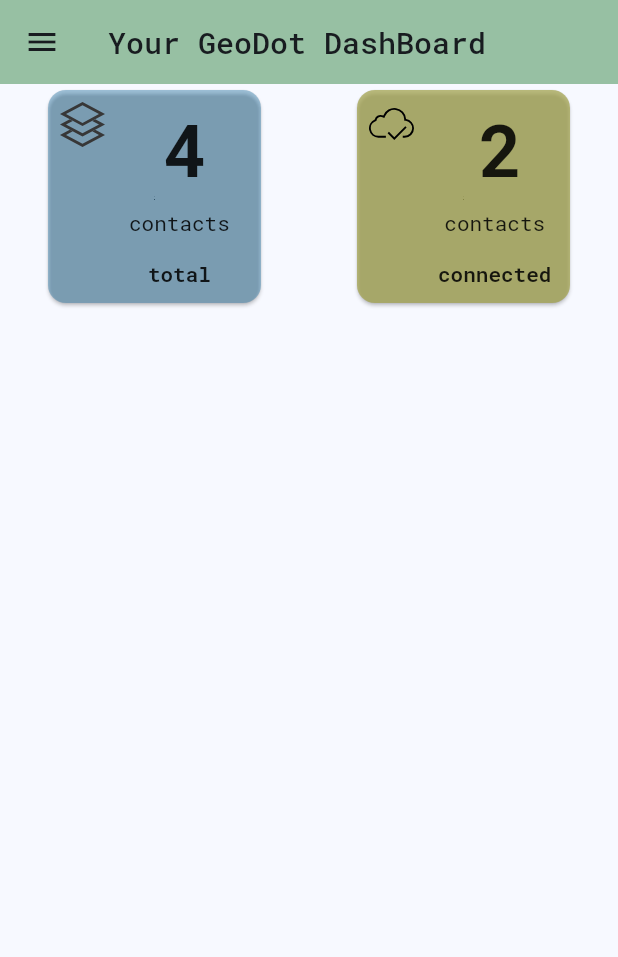
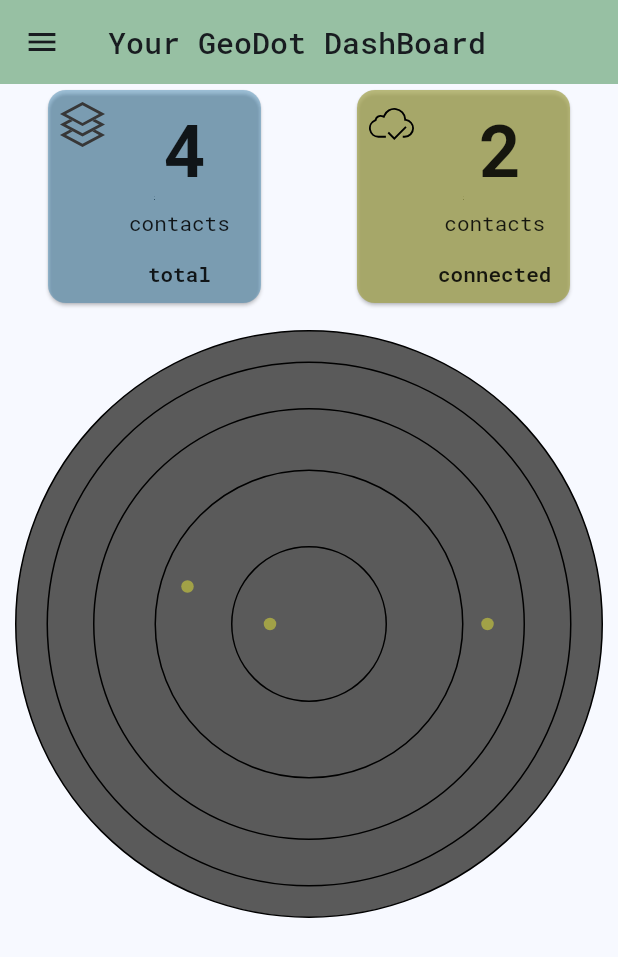
Before and after one commit to sona-user-369/GeoDot, a Flutter app: the DashBoardPage screen opened by its route, on a phone screen of 412 x 824 dp. Shown: the top 957 px of the screen. Run offline on Flutter 3.47's test engine with Material 2 defaults, Android fonts, the phone set to English and light mode, and no system bars; our stand-ins replace another_flutter_splash_screen, fluro, flutter_secure_storage, flutter_svg, get, google_fonts; accounts and stored records are empty.

Commit message:
update pages

```diff
--- a/lib/screens/dashboard.dart
+++ b/lib/screens/dashboard.dart
@@ -1,4 +1,5 @@
 import 'package:flutter_svg/svg.dart';
+import 'package:geodot/utils/constants.dart';
 import 'package:geodot/widgets/box_card_dash.dart';
 import 'package:geodot/widgets/box_drawer.dart';
 import 'package:get/get.dart';
@@ -8,7 +9,6 @@ import '../controllers/dashboard_controller.dart';
 import '../utils/colors.dart';
 import '../utils/images.dart';
 
-
 class DashBoardPage extends StatefulWidget {
   const DashBoardPage({super.key});
 
@@ -17,8 +17,7 @@ class DashBoardPage extends StatefulWidget {
 }
 
 class _DashBoardPageState extends State<DashBoardPage> {
-
-  late DashBoardController controller ;
+  late DashBoardController controller;
 
   @override
   void initState() {
@@ -31,7 +30,7 @@ class _DashBoardPageState extends State<DashBoardPage> {
   Widget build(BuildContext context) {
     return GetBuilder(
         init: controller,
-        builder: (controller){
+        builder: (controller) {
           return SafeArea(
               child: Scaffold(
             appBar: AppBar(
@@ -48,21 +47,114 @@ class _DashBoardPageState extends State<DashBoardPage> {
                       backgroundColor: ColorPicker.primary.withOpacity(0.4),
                       title: '4',
                       subtitle: 'total',
-                         logo: SvgPicture.asset(AppImages.totalLogo, width: 30, height: 30,),
+                      logo: SvgPicture.asset(
+                        AppImages.totalLogo,
+                        width: 30,
+                        height: 30,
+                      ),
                     ),
                     CardDash(
                       backgroundColor: ColorPicker.warning.withOpacity(0.7),
                       title: '2',
                       subtitle: 'connected',
-                         logo: SvgPicture.asset(AppImages.onlineLogo, width: 30, height: 30,),
+                      logo: SvgPicture.asset(
+                        AppImages.onlineLogo,
+                        width: 30,
+                        height: 30,
+                      ),
                     ),
                   ],
-                   )
+                ),
+                SizedBox(
+                  height: Constants.defaultPadding,
+                ),
+                Stack(
+                  children: [
+                    Container(
+                      // width: MediaQuery.of(context).size.width,
+                      margin: EdgeInsets.only(left: 10, right: 10),
+                      height: 400,
+                      decoration: BoxDecoration(
+                          color: ColorPicker.black.withOpacity(0.7),
+                          shape: BoxShape.circle,
+                          border: Border.all(color: Colors.black)),
+                      child: Container(
+                        // width: MediaQuery.of(context).size.width - Constants.defaultPadding,
+                        height: 400,
+                        margin: EdgeInsets.only(left: 20, right: 20),
+                        decoration: BoxDecoration(
+                            shape: BoxShape.circle,
+                            border: Border.all(color: Colors.black)),
+                        child: Container(
+                          height: 400,
+                          margin: EdgeInsets.only(left: 30, right: 30),
+                          decoration: BoxDecoration(
+                              shape: BoxShape.circle,
+                              border: Border.all(color: Colors.black)),
+                          child: Container(
+                            height: 400,
+                            margin: EdgeInsets.only(left: 40, right: 40),
+                            decoration: BoxDecoration(
+                                shape: BoxShape.circle,
+                                border: Border.all(color: Colors.black)),
+                            child: Container(
+                              height: 400,
+                              margin: EdgeInsets.only(left: 50, right: 50),
+                              decoration: BoxDecoration(
+                                  shape: BoxShape.circle,
+                                  border: Border.all(color: Colors.black)),
+                            ),
+                          ),
+                        ),
+                      ),
+                    ),
+                    Positioned(
+                        bottom: 175,
+                        left: 155,
+                        child: Tooltip(
+                          message: 'Me',
+                            decoration: const BoxDecoration(
+                              color: ColorPicker.success
+                            ),
+                            child: SvgPicture.asset(
+                          AppImages.dot,
+                          color: ColorPicker.warning,
+                          width: 50,
+                          height: 50,
+                        ))),
+                    Positioned(
+                        bottom: 200,
+                        left: 100,
+                        child: Tooltip(
+                            message: 'Tata',
+                            decoration: const BoxDecoration(
+                                color: ColorPicker.success
+                            ),
+                            child: SvgPicture.asset(
+                              AppImages.dot,
+                              color: ColorPicker.warning,
+                              width: 50,
+                              height: 50,
+                            ))),
+                    Positioned(
+                        bottom: 175,
+                        left: 300,
+                        child: Tooltip(
+                            message: 'con23221212p',
+                            decoration: const BoxDecoration(
+                                color: ColorPicker.success
+                            ),
+                            child: SvgPicture.asset(
+                              AppImages.dot,
+                              color: ColorPicker.warning,
+                              width: 50,
+                              height: 50,
+                            ))),
                   ],
                 ),
-              )
-          );
-        }
-    );
+              ],
+            ),
+          ));
+        });
   }
 }
```
Lines whose indentation alone changed are shown as unchanged.
